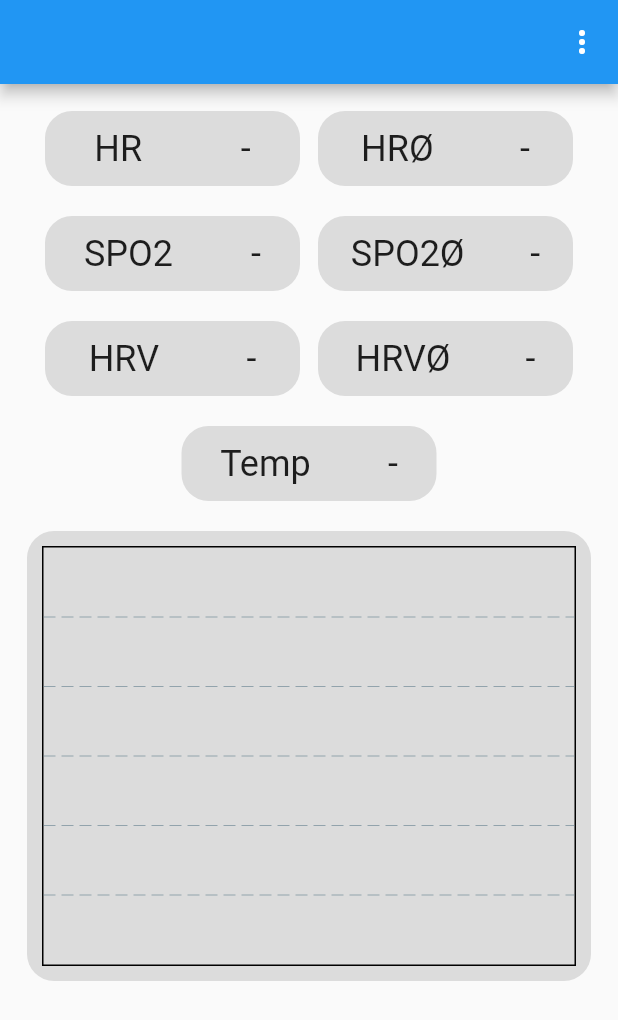
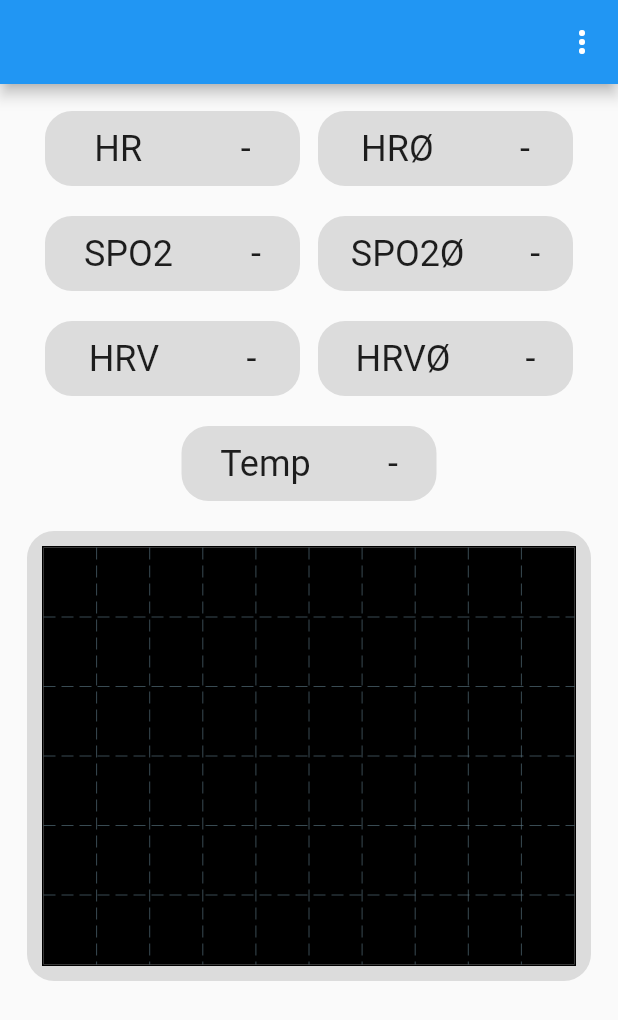
Before and after one commit to Niclas93/ba_app, a Flutter app: the screen it shows after launch, on a phone screen of 412 x 824 dp. Shown: the top 1020 px of the screen. Run offline on Flutter 3.47's test engine with Material 2 defaults, Android fonts, the light colour scheme and no system bars; drawn by our look-alikes of fl_chart; our stand-ins replace flutter_blue.

Commit message:
Update EKG

```diff
--- a/lib/globals.dart
+++ b/lib/globals.dart
@@ -22,9 +22,9 @@
 String value10 = "-";
 String value11 = "-";
 
-int hrDouble1 = 0;
-int spo2Double1 = 0;
-int hrvDouble1 = 0;
+int hrDouble1 = 1;
+int spo2Double1 = 1;
+int hrvDouble1 = 1;
 
 int hrDouble2 = 0;
 int spo2Double2 = 0;
--- a/lib/main.dart
+++ b/lib/main.dart
@@ -91,15 +91,15 @@
         value1;
         value2;
         value3;
-        hrDouble1++;
-        spo2Double1++;
-        hrvDouble1++;
         hrDouble2 = (hrDouble2 + int.parse(value1));
         hrAverage = (hrDouble2 / hrDouble1).round().toString();
         spo2Double2 = (spo2Double2 + int.parse(value2));
         spo2Average = (spo2Double2 / spo2Double1).round().toString();
         hrvDouble2 = (hrvDouble2 + int.parse(value3));
         hrvAverage = (hrvDouble2 / hrvDouble1).round().toString();
+        hrDouble1++;
+        spo2Double1++;
+        hrvDouble1++;
       });
     });
     return Scaffold(
@@ -343,12 +343,15 @@
           hrvAverage;
         });
       });
-      // timer = Timer.periodic(const Duration(milliseconds: 10), (timer) {
-      //   setState(() {
-      //     value5;
-      //     // ekg.add(FlSpot(DateTime.now().second.toDouble(), double.parse(value5),));
-      //   });
-      // });
+      timer = Timer.periodic(const Duration(milliseconds: 50), (timer) {
+        setState(() {
+          value5;
+          ekg.add(FlSpot(DateTime.now().millisecond.toDouble(), double.parse(value5),));
+          if (DateTime.now().millisecond.toInt() == 0 || DateTime.now().millisecond.toInt() >= 950 ){
+            ekg.clear();
+          }
+        });
+      });
     return Container(
       padding: const EdgeInsets.all(18),
       child: Column(children: [
@@ -535,10 +538,17 @@
             LineChartData(
               minY: 10,
               maxY: 40,
+              minX: 0,
+              maxX: 1000,
+              backgroundColor: Colors.black,
               lineBarsData: [
                 LineChartBarData(
                   spots: ekg,
                   isCurved: false,
+                  color: Colors.green,
+                  dotData: FlDotData(
+                    show: false,
+                  )
                 )
               ],
               titlesData: FlTitlesData(
```
